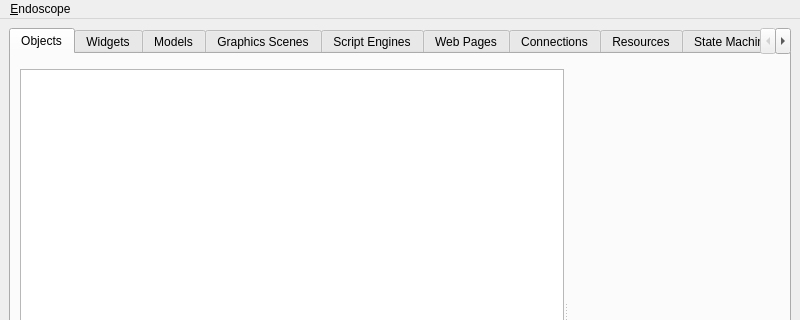
Qt form mainwindow.ui (KDAB/GammaRay) before a commit; both pictures show x 0 to 800 and y 0 to 320 of the 800 by 600 pixel window.
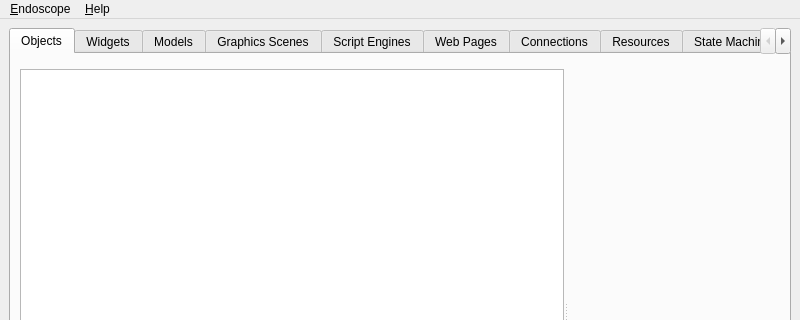
The same form after that commit. Custom widgets are drawn as their Qt base class.

Commit message: Add about dialog, we all know how important that is ;)

Patch:
```diff
--- a/mainwindow.ui
+++ b/mainwindow.ui
@@ -494,7 +494,15 @@
     <addaction name="actionRetractProbe"/>
     <addaction name="actionQuit"/>
    </widget>
+   <widget class="QMenu" name="menu_Help">
+    <property name="title">
+     <string>&amp;Help</string>
+    </property>
+    <addaction name="actionAboutEndoscope"/>
+    <addaction name="actionAboutQt"/>
+   </widget>
    <addaction name="menu_Endoscope"/>
+   <addaction name="menu_Help"/>
   </widget>
   <widget class="QStatusBar" name="statusbar"/>
   <action name="actionRetractProbe">
```
Left out of the diff: 10 changed lines with no effect on the pictures. The commit also changes 7 other files.
